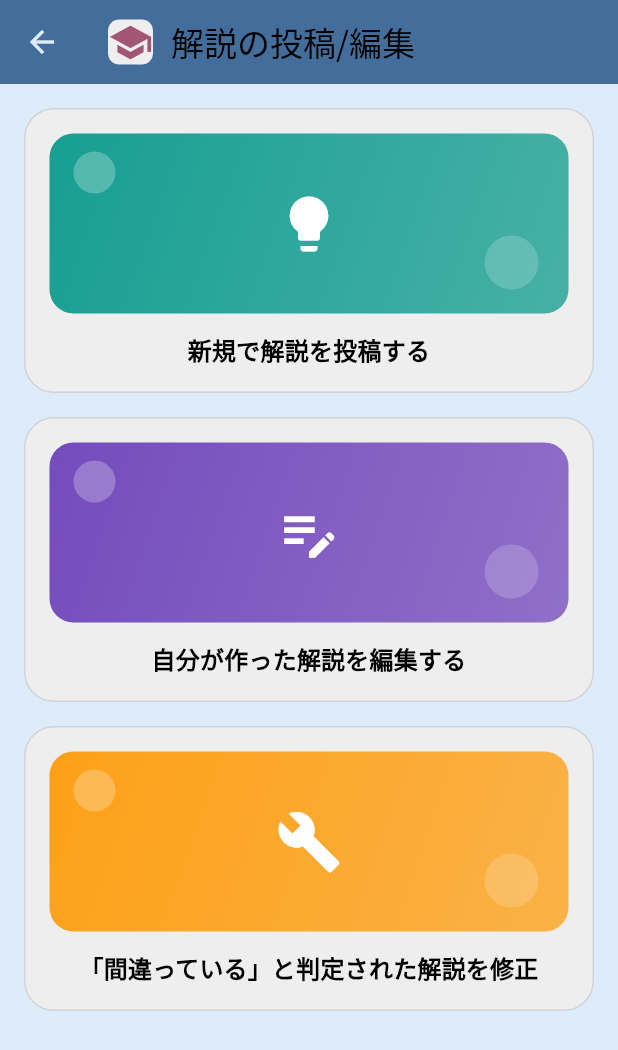
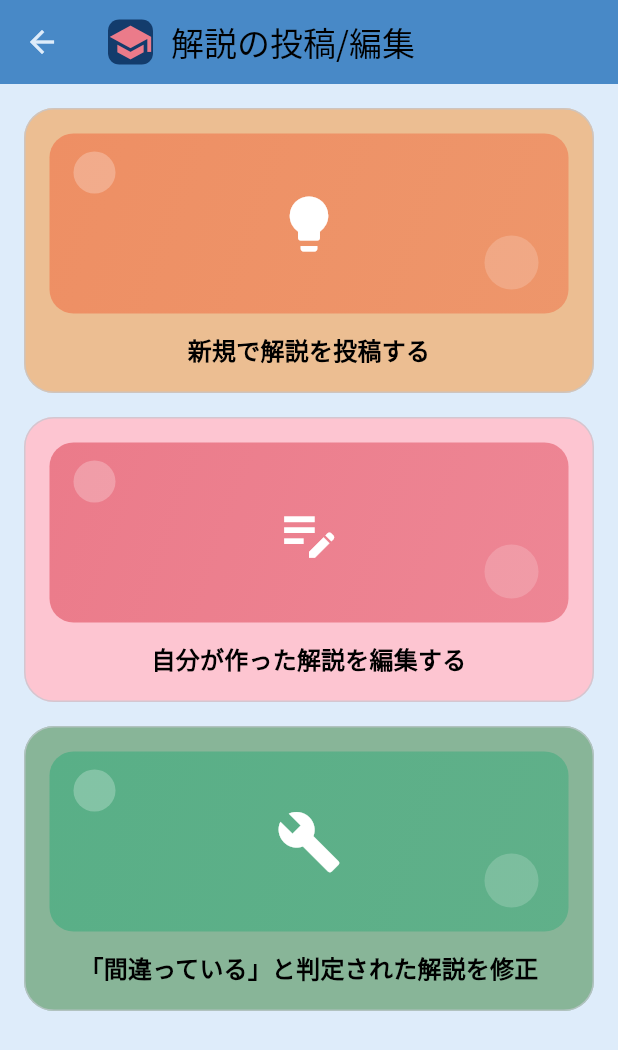
Before and after one commit to Engineer-Guild-Hackathon/team-29-app, a Flutter app: the HomeScreen screen opened directly, after a tap on "問題を解く", after a tap on "問題・解答・解説を投稿する", after a tap on "解答・解説を投稿する", on a phone screen of 412 x 824 dp. Shown: the top 1050 px of the screen. Run offline on Flutter 3.47's test engine with Material 3 defaults, Android fonts, the phone set to English and light mode, and no system bars; our stand-ins replace file_picker, flutter_dotenv, google_fonts; network calls fail.

Commit message:
コンテナの色を変更できるように修正しました

```diff
--- a/kaiho_zukan/frontend/lib/constants/app_colors.dart
+++ b/kaiho_zukan/frontend/lib/constants/app_colors.dart
@@ -2,15 +2,15 @@ import 'package:flutter/material.dart';
 
 class AppColors {
   static const Color primary_dark = Color(0xFF133C6C);
-  static const Color primary = Color(0xFF436D9A);
-  static const Color primary_light = Color(0xFF84ACD6);
+  static const Color primary = Color.fromARGB(255, 72, 137, 199);
+  static const Color primary_light = Color.fromARGB(255, 151, 198, 229);
   static const Color secondary_dark = Color(0xFF77163F);
-  static const Color secondary = Color(0xFFA15773);
-  static const Color secondary_light = Color(0xFFBF8C93);
-  static const Color accent1 = Color(0xFFB97352);
-  static const Color accent1_light = Color(0xFFD4A390);
+  static const Color secondary = Color.fromARGB(255, 235, 123, 138);
+  static const Color secondary_light = Color.fromARGB(255, 253, 197, 209);
+  static const Color accent1 = Color.fromARGB(255, 238, 143, 100);
+  static const Color accent1_light = Color.fromARGB(255, 236, 190, 146);
   static const Color accent2_dark = Color(0xFF04645A);
-  static const Color accent2 = Color(0xFF57997A);
+  static const Color accent2 = Color.fromARGB(255, 89, 175, 135);
   static const Color accent2_light = Color(0xFF88B598);
   static const Color success = Color(0xFF6ED96A);
   static const Color danger = Color(0xFFD4112E);
@@ -19,8 +19,9 @@ class AppColors {
   static const Color light = Color(0xFFC2DEFE);
   static const Color dark = Color(0xFF072545);
   static const Color background = Color(0xFFDEECFA);
-  static const Color surface = Color(0xFFEEEEEE);
-  static const Color textPrimary = Color(0xFF000000);
+  static const Color surface = Color(0xFF133C6C);
+  static const Color textPrimary_dark = Color(0xFF000000);
+  static const Color textPrimary_light = Color(0xFFEEEEEE);
   static const Color textSecondary = Color(0xFF757575);
   static const Color border = Color(0xFF77163F);
   static const Color highlight = Color(0xFFF4A5C3);
--- a/kaiho_zukan/frontend/lib/main.dart
+++ b/kaiho_zukan/frontend/lib/main.dart
@@ -36,14 +36,14 @@ class MyApp extends StatelessWidget {
           error: AppColors.danger,
           onPrimary: AppColors.background,
           onSecondary: AppColors.background,
-          onSurface: AppColors.textPrimary,
-          onBackground: AppColors.textPrimary,
+          onSurface: Colors.black,
+          onBackground: Colors.black,
           onError: AppColors.background,
         ),
         scaffoldBackgroundColor: AppColors.background,
         textTheme: GoogleFonts.notoSansJpTextTheme().apply(
-          bodyColor: AppColors.textPrimary,
-          displayColor: AppColors.textPrimary,
+          bodyColor: Colors.black,
+          displayColor: Colors.black,
         ),
         appBarTheme: const AppBarTheme(
           backgroundColor: AppColors.primary,
--- a/kaiho_zukan/frontend/lib/screens/explain_hub.dart
+++ b/kaiho_zukan/frontend/lib/screens/explain_hub.dart
@@ -4,6 +4,7 @@ import 'explain_create_new.dart';
 import 'explain_my_list.dart';
 import 'explain_fix_wrong.dart';
 import '../widgets/app_icon.dart';
+import '../constants/app_colors.dart';
 
 class ExplainHubScreen extends StatelessWidget {
   const ExplainHubScreen({super.key});
@@ -23,7 +24,8 @@ class ExplainHubScreen extends StatelessWidget {
                 IllustratedActionButton(
                   label: '新規で解説を投稿する',
                   icon: Icons.lightbulb,
-                  color: Colors.teal,
+                  backgroundColor: AppColors.accent1_light,
+                  color: AppColors.accent1,
                   illustrationHeight: 120,
                   onTap: () => Navigator.push(
                     context,
@@ -36,7 +38,8 @@ class ExplainHubScreen extends StatelessWidget {
                 IllustratedActionButton(
                   label: '自分が作った解説を編集する',
                   icon: Icons.edit_note,
-                  color: Colors.deepPurple,
+                  backgroundColor: AppColors.secondary_light,
+                  color: AppColors.secondary,
                   illustrationHeight: 120,
                   onTap: () => Navigator.push(
                     context,
@@ -49,7 +52,8 @@ class ExplainHubScreen extends StatelessWidget {
                 IllustratedActionButton(
                   label: '「間違っている」と判定された解説を修正',
                   icon: Icons.build,
-                  color: Colors.orange,
+                  backgroundColor: AppColors.accent2_light,
+                  color: AppColors.accent2,
                   illustrationHeight: 120,
                   onTap: () => Navigator.push(
                     context,
--- a/kaiho_zukan/frontend/lib/screens/home.dart
+++ b/kaiho_zukan/frontend/lib/screens/home.dart
@@ -73,10 +73,11 @@ class _HomeScreenState extends State<HomeScreen> {
   Widget _leftPane(BuildContext context) {
     return Container(
       width: 320,
-      color: AppColors.surface,
+      height: double.infinity, //常に全高
+      color: AppColors.light,
       child: SafeArea(
         child: SingleChildScrollView(
-          padding: const EdgeInsets.symmetric(vertical: 24),
+          padding: const EdgeInsets.only(bottom: 24),
           child: Column(
             crossAxisAlignment: CrossAxisAlignment.center,
             children: [
@@ -90,28 +91,28 @@ class _HomeScreenState extends State<HomeScreen> {
               _menuButton(
                 title: '問題を解く',
                 icon: Icons.psychology_alt,
-                color: Colors.indigo,
+                color: AppColors.primary,
                 index: 1,
                 illustrationHeight: 56,
               ),
               _menuButton(
                 title: '問題・解答・解説を投稿する',
                 icon: Icons.upload_file,
-                color: Colors.teal,
+                color: AppColors.primary,
                 index: 2,
                 illustrationHeight: 56,
               ),
               _menuButton(
                 title: '振り返り',
                 icon: Icons.history_toggle_off,
-                color: Colors.deepOrange,
+                color: AppColors.primary,
                 index: 3,
                 illustrationHeight: 56,
               ),
               _menuButton(
                 title: 'ランキングを見る',
                 icon: Icons.emoji_events,
-                color: Colors.purple,
+                color: AppColors.primary,
                 index: 4,
                 illustrationHeight: 56,
               ),
@@ -147,7 +148,7 @@ class _HomeScreenState extends State<HomeScreen> {
     final iconUrl = _profile?['icon_url'] as String?;
     return Scaffold(
       appBar: AppBar(
-        title: const IconAppBarTitle(title: 'ホーム'),
+        title: const IconAppBarTitle(title: 'ホーム', color: AppColors.textPrimary_light),
         actions: [
           if (_profile != null)
             InkWell(
@@ -157,7 +158,7 @@ class _HomeScreenState extends State<HomeScreen> {
                 padding: const EdgeInsets.symmetric(horizontal: 8),
                 child: CircleAvatar(
                   radius: 18,
-                  backgroundColor: Colors.grey.shade300,
+                  backgroundColor: AppColors.background,
                   backgroundImage:
                       iconUrl != null ? NetworkImage(iconUrl) : null,
                   child: iconUrl == null
--- a/kaiho_zukan/frontend/lib/screens/login_register.dart
+++ b/kaiho_zukan/frontend/lib/screens/login_register.dart
@@ -19,7 +19,8 @@ class _LoginRegisterScreenState extends State<LoginRegisterScreen> {
   @override
   Widget build(BuildContext context) {
     return Scaffold(
-      appBar: AppBar(title: const IconAppBarTitle(title: '解法図鑑 - ログイン / 新規登録')),
+      backgroundColor: AppColors.background,
+      appBar: AppBar(title: const IconAppBarTitle(title: '解法図鑑 - ログイン / 新規登録', color: AppColors.textPrimary_light)),
       body: Center(
         child: ConstrainedBox(
           constraints: const BoxConstraints(maxWidth: 480),
--- a/kaiho_zukan/frontend/lib/screens/post_problem_hub.dart
+++ b/kaiho_zukan/frontend/lib/screens/post_problem_hub.dart
@@ -3,6 +3,7 @@ import '../widgets/illustrated_action_button.dart';
 import 'post_problem_subhub.dart';
 import 'explain_hub.dart';
 import '../widgets/app_icon.dart';
+import '../constants/app_colors.dart';
 
 class PostProblemHubScreen extends StatelessWidget {
   const PostProblemHubScreen({super.key});
@@ -21,7 +22,8 @@ class PostProblemHubScreen extends StatelessWidget {
                 IllustratedActionButton(
                   label: '問題を投稿する',
                   icon: Icons.post_add,
-                  color: Colors.indigo,
+                  backgroundColor: AppColors.accent1_light,
+                  color: AppColors.accent1,
                   illustrationHeight: 120,
                   onTap: () => Navigator.push(
                     context,
@@ -34,7 +36,8 @@ class PostProblemHubScreen extends StatelessWidget {
                 IllustratedActionButton(
                   label: '解答・解説を投稿する',
                   icon: Icons.menu_book,
-                  color: Colors.teal,
+                  backgroundColor: AppColors.secondary_light,
+                  color: AppColors.secondary,
                   illustrationHeight: 120,
                   onTap: () => Navigator.push(
                     context,
--- a/kaiho_zukan/frontend/lib/screens/post_problem_subhub.dart
+++ b/kaiho_zukan/frontend/lib/screens/post_problem_subhub.dart
@@ -3,6 +3,7 @@ import '../widgets/illustrated_action_button.dart';
 import 'post_problem_form.dart';
 import 'my_problems.dart';
 import '../widgets/app_icon.dart';
+import '../constants/app_colors.dart';
 
 /// 問題投稿のサブハブ
 /// - 新規で問題を投稿する
@@ -26,7 +27,8 @@ class PostProblemSubHubScreen extends StatelessWidget {
                 IllustratedActionButton(
                   label: '新規で問題を投稿する',
                   icon: Icons.add_task,
-                  color: Colors.indigo,
+                  backgroundColor: AppColors.accent1_light,
+                  color: AppColors.accent1,
                   illustrationHeight: 120,
                   onTap: () {
                     Navigator.push(
@@ -41,7 +43,8 @@ class PostProblemSubHubScreen extends StatelessWidget {
                 IllustratedActionButton(
                   label: '自分が作った問題を編集する',
                   icon: Icons.edit_note,
-                  color: Colors.deepPurple,
+                  backgroundColor: AppColors.secondary_light,
+                  color: AppColors.secondary,
                   illustrationHeight: 120,
                   onTap: () {
                     Navigator.push(
--- a/kaiho_zukan/frontend/lib/screens/ranking.dart
+++ b/kaiho_zukan/frontend/lib/screens/ranking.dart
@@ -247,7 +247,7 @@ class _RankingScreenState extends State<RankingScreen>
   @override
   Widget build(BuildContext context) {
     return Scaffold(
-      backgroundColor: Theme.of(context).colorScheme.surface,
+      backgroundColor: AppColors.background,
       appBar: widget.showAppBar ? _buildAppBar(context) : null,
       body: SafeArea(
         top: !widget.showAppBar,
@@ -264,7 +264,8 @@ class _RankingScreenState extends State<RankingScreen>
 
   PreferredSizeWidget _buildAppBar(BuildContext context) {
     return AppBar(
-      title: const IconAppBarTitle(title: 'ランキング'),
+      title: const IconAppBarTitle(title: 'ランキング'),// ← タイトル文字色を指定
+      backgroundColor: AppColors.background, // ← 背景を薄い色に固定
       actions: [
         PopupMenuButton<String>(
           icon: const Icon(Icons.menu),
@@ -322,7 +323,7 @@ class _RankingScreenState extends State<RankingScreen>
             Text(
               'ランキング',
               style: GoogleFonts.notoSans(
-                color: AppColors.textPrimary,
+                color: AppColors.textPrimary_dark,
                 fontSize: 30,
                 fontWeight: FontWeight.w700,
                 letterSpacing: 1.1,
@@ -355,7 +356,7 @@ class _RankingScreenState extends State<RankingScreen>
         labelPadding: const EdgeInsets.symmetric(horizontal: 24, vertical: 12),
         overlayColor: MaterialStateProperty.resolveWith(
           (states) => states.contains(MaterialState.pressed)
-              ? AppColors.surface
+              ? AppColors.background
               : Colors.transparent,
         ),
         labelStyle: GoogleFonts.notoSans(
@@ -366,7 +367,7 @@ class _RankingScreenState extends State<RankingScreen>
           fontSize: 16,
           fontWeight: FontWeight.w500,
         ),
-        labelColor: AppColors.textPrimary,
+        labelColor: AppColors.dark,
         unselectedLabelColor: AppColors.textSecondary,
         tabs: _metrics
             .map(
@@ -586,7 +587,7 @@ class _RankingScreenState extends State<RankingScreen>
           Text(
             '読み込みに失敗しました。再試行してください',
             style: GoogleFonts.notoSans(
-              color: AppColors.textPrimary,
+              color: AppColors.textPrimary_dark,
               fontSize: 16,
               fontWeight: FontWeight.w600,
             ),
@@ -697,7 +698,7 @@ class _PodiumCardState extends State<_PodiumCard> {
                     overflow: TextOverflow.ellipsis,
                     textAlign: TextAlign.center,
                       style: GoogleFonts.notoSans(
-                        color: AppColors.textPrimary,
+                        color: AppColors.textPrimary_dark,
                       fontSize: 18,
                       fontWeight: FontWeight.w700,
                       letterSpacing: 0.4,
@@ -709,7 +710,7 @@ class _PodiumCardState extends State<_PodiumCard> {
                   style: GoogleFonts.robotoMono(
                     fontSize: 30,
                     fontWeight: FontWeight.w700,
-                    color: AppColors.textPrimary,
+                    color: AppColors.textPrimary_dark,
                   ),
                 ),
               ],
@@ -790,7 +791,7 @@ class _RankRowState extends State<_RankRow> {
                   child: Text(
                     '${widget.entry.rank}.',
                     style: GoogleFonts.notoSans(
-                      color: AppColors.textPrimary,
+                      color: AppColors.textPrimary_dark,
                       fontSize: 18,
                       fontWeight: FontWeight.w700,
                     ),
@@ -806,7 +807,7 @@ class _RankRowState extends State<_RankRow> {
                       maxLines: 1,
                       overflow: TextOverflow.ellipsis,
                       style: GoogleFonts.notoSans(
-                        color: AppColors.textPrimary,
+                        color: AppColors.textPrimary_dark,
                         fontSize: 16,
                         fontWeight: FontWeight.w600,
                       ),
@@ -820,7 +821,7 @@ class _RankRowState extends State<_RankRow> {
                     widget.scoreText,
                     textAlign: TextAlign.right,
                     style: GoogleFonts.robotoMono(
-                      color: AppColors.textPrimary,
+                      color: AppColors.textPrimary_dark,
                       fontSize: 16,
                       fontWeight: FontWeight.w600,
                     ),
--- a/kaiho_zukan/frontend/lib/screens/solve_hub.dart
+++ b/kaiho_zukan/frontend/lib/screens/solve_hub.dart
@@ -1,4 +1,5 @@
 import 'package:flutter/material.dart';
+import '../constants/app_colors.dart';
 import '../widgets/illustrated_action_button.dart';
 import 'solve_screen.dart';
 import 'solve_picker_screen.dart';
@@ -10,6 +11,7 @@ class SolveHubScreen extends StatelessWidget {
   @override
   Widget build(BuildContext context) {
     return Scaffold(
+      backgroundColor: AppColors.background,
       appBar: AppBar(title: const IconAppBarTitle(title: '問題を解く')),
       body: Center(
         child: ConstrainedBox(
@@ -22,7 +24,8 @@ class SolveHubScreen extends StatelessWidget {
                 IllustratedActionButton(
                   label: '問題をランダムに解く',
                   icon: Icons.casino,
-                  color: Colors.indigo,
+                  backgroundColor: AppColors.accent1_light,
+                  color: AppColors.accent1,
                   illustrationHeight: 120,
                   onTap: () => Navigator.push(
                     context,
@@ -35,7 +38,8 @@ class SolveHubScreen extends StatelessWidget {
                 IllustratedActionButton(
                   label: '問題を選んで解く',
                   icon: Icons.view_list,
-                  color: Colors.deepOrange,
+                  backgroundColor: AppColors.secondary_light,
+                  color: AppColors.secondary,
                   illustrationHeight: 120,
                   onTap: () => Navigator.push(
                     context,
--- a/kaiho_zukan/frontend/lib/screens/solve_screen.dart
+++ b/kaiho_zukan/frontend/lib/screens/solve_screen.dart
@@ -268,6 +268,7 @@ class _SolveScreenState extends State<SolveScreen> {
     final bool isFree = !isMcq;
 
     return Scaffold(
+      backgroundColor: AppColors.background,
       appBar: AppBar(title: const IconAppBarTitle(title: '問題をランダムに解く')),
       body: Padding(
         padding: const EdgeInsets.all(16),
--- a/kaiho_zukan/frontend/lib/widgets/app_icon.dart
+++ b/kaiho_zukan/frontend/lib/widgets/app_icon.dart
@@ -69,16 +69,20 @@ class AppIcon extends StatelessWidget {
 class IconAppBarTitle extends StatelessWidget {
   final String title;
   final double iconSize;
+  final Color? color;
 
   const IconAppBarTitle({
     super.key,
     required this.title,
     this.iconSize = 30,
+    this.color,
   });
 
   @override
   Widget build(BuildContext context) {
     final textTheme = Theme.of(context).textTheme;
+    final baseStyle = textTheme.titleLarge ?? const TextStyle(fontSize: 20);
+    final textStyle = color != null ? baseStyle.copyWith(color: color) : baseStyle;
     return Row(
       mainAxisSize: MainAxisSize.min,
       children: [
@@ -88,7 +92,7 @@ class IconAppBarTitle extends StatelessWidget {
           child: Text(
             title,
             overflow: TextOverflow.ellipsis,
-            style: textTheme.titleLarge,
+            style: textStyle,
           ),
         ),
       ],
--- a/kaiho_zukan/frontend/lib/widgets/illustrated_action_button.dart
+++ b/kaiho_zukan/frontend/lib/widgets/illustrated_action_button.dart
@@ -9,12 +9,16 @@ class IllustratedActionButton extends StatelessWidget {
     this.color,
     this.isSelected = false,
     this.illustrationHeight = 96,
+    this.solidFill = false, // ← 追加
+    this.backgroundColor,
   });
 
+  final bool solidFill; // ← 追加
   final String label;
   final IconData icon;
   final VoidCallback? onTap;
   final Color? color;
+  final Color? backgroundColor;
   final bool isSelected;
   final double illustrationHeight;
 
@@ -25,9 +29,8 @@ class IllustratedActionButton extends StatelessWidget {
     final Color borderColor = isSelected
         ? baseColor
         : (scheme.outlineVariant.withOpacity(0.7));
-    final Color backgroundColor = isSelected
-        ? baseColor.withOpacity(0.18)
-        : scheme.surface;
+    final Color bg =
+        backgroundColor ?? (isSelected ? baseColor.withOpacity(0.18) : scheme.surface);
 
     return InkWell(
       onTap: onTap,
@@ -36,7 +39,7 @@ class IllustratedActionButton extends StatelessWidget {
       hoverColor: baseColor.withOpacity(0.06),
       child: Ink(
         decoration: BoxDecoration(
-          color: backgroundColor,
+          color: bg,
           borderRadius: BorderRadius.circular(20),
           border: Border.all(color: borderColor, width: isSelected ? 2 : 1),
           boxShadow: isSelected
@@ -75,29 +78,38 @@ class IllustratedActionButton extends StatelessWidget {
 }
 
 class _Illustration extends StatelessWidget {
-  const _Illustration({required this.icon, required this.color});
+  const _Illustration({
+    required this.icon,
+    required this.color,
+    this.solidFill = false,
+  });
 
   final IconData icon;
   final Color color;
+  final bool solidFill;
 
   @override
   Widget build(BuildContext context) {
-    final gradient = LinearGradient(
-      colors: [
-        color.withOpacity(0.9),
-        color.withOpacity(0.7),
-      ],
-      begin: Alignment.topLeft,
-      end: Alignment.bottomRight,
+    final BoxDecoration decoration = BoxDecoration(
+      // 単色塗りかグラデかを切り替え
+      color: solidFill ? color : null,
+      gradient: solidFill
+          ? null
+          : LinearGradient(
+              colors: [
+                color,
+                color.withOpacity(0.85),
+              ],
+              begin: Alignment.topLeft,
+              end: Alignment.bottomRight,
+            ),
+      borderRadius: BorderRadius.circular(16),
     );
 
     return AspectRatio(
       aspectRatio: 4 / 3,
       child: Container(
-        decoration: BoxDecoration(
-          gradient: gradient,
-          borderRadius: BorderRadius.circular(16),
-        ),
+        decoration: decoration,
         child: Stack(
           fit: StackFit.expand,
           children: [
@@ -109,7 +121,10 @@ class _Illustration extends StatelessWidget {
             Positioned(
               bottom: 16,
               right: 20,
-              child: _AccentCircle(color: Colors.white.withOpacity(0.18), size: 36),
+              child: _AccentCircle(
+                color: Colors.white.withOpacity(0.18),
+                size: 36,
+              ),
             ),
             Align(
               alignment: Alignment.center,
```
